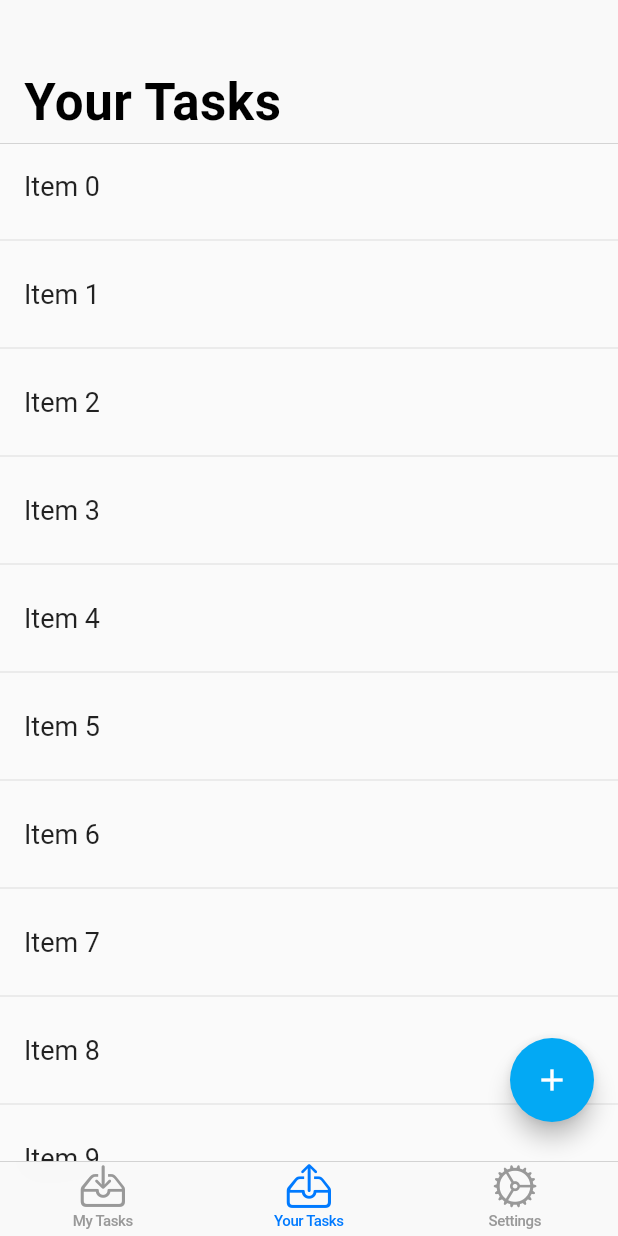
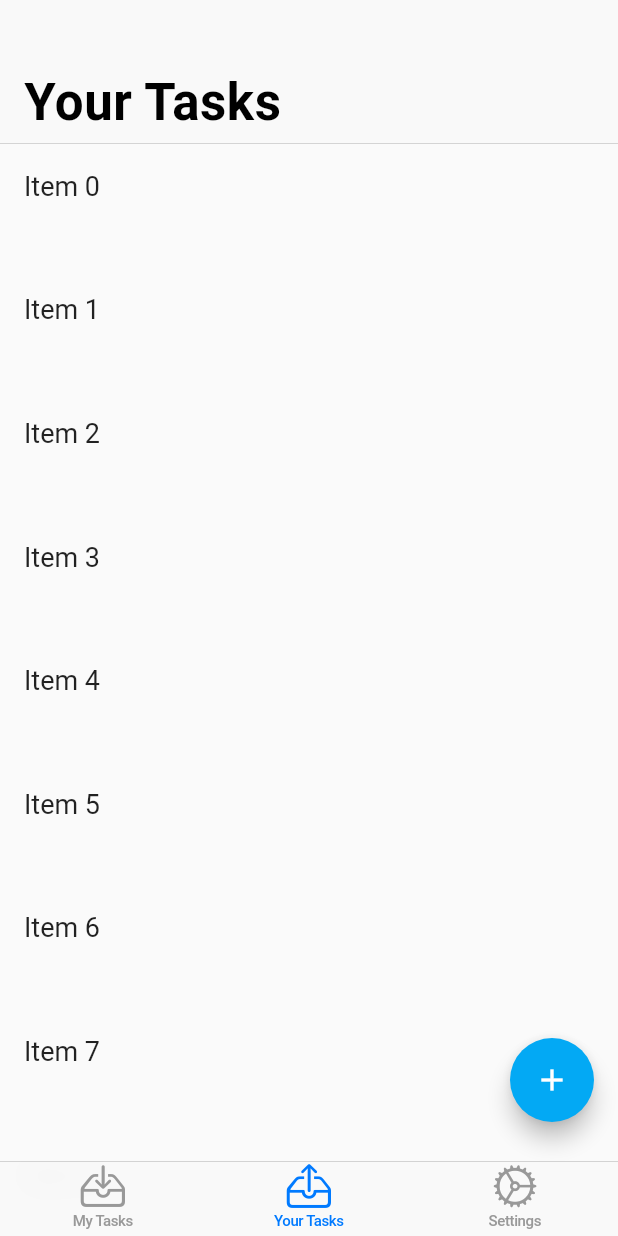
Before and after one commit to TuanHungVU1202/PeerReminder, a Flutter app: the screen it shows after launch, on a phone screen of 412 x 824 dp. Run offline on Flutter 3.47's test engine with Material 2 defaults, Android fonts, the phone set to English and light mode, and no system bars; drawn by our look-alikes of flutter_slidable; our stand-ins replace contacts_service, permission_handler; missing offline and left inert: simple_autocomplete_formfield.

Commit message:
Use SliverGrid instead of manual divider when display task list

```diff
--- a/peer_reminder_flutter/lib/tasks/YourTaskPage.dart
+++ b/peer_reminder_flutter/lib/tasks/YourTaskPage.dart
@@ -40,7 +40,7 @@ class _YourTaskPageState extends State<YourTaskPage> {
         // Appbar
         _createYourTasksSliverAppBar(),
         // Tasks list
-        _createTaskListView(),
+        _createTaskSliverGrid(),
       ],
     );
   }
@@ -51,16 +51,18 @@ class _YourTaskPageState extends State<YourTaskPage> {
     );
   }
 
-  SliverList _createTaskListView() {
-    return SliverList(delegate: SliverChildBuilderDelegate(
-      (context, i) {
-        // Add divider if position is odd
-        if (i.isOdd) return const Divider();
-        final index = i ~/ 2;
-
-        return _onSlideTask(index);
-      },
-    ));
+  SliverGrid _createTaskSliverGrid() {
+    return SliverGrid(
+      delegate: SliverChildBuilderDelegate(
+        (context, index) {
+          return _onSlideTask(index);
+        },
+      ),
+      gridDelegate: const SliverGridDelegateWithFixedCrossAxisCount(
+        crossAxisCount: 1,
+        childAspectRatio: 5,
+      ),
+    );
   }
 
   Slidable _onSlideTask(int itemIndex) {
```
